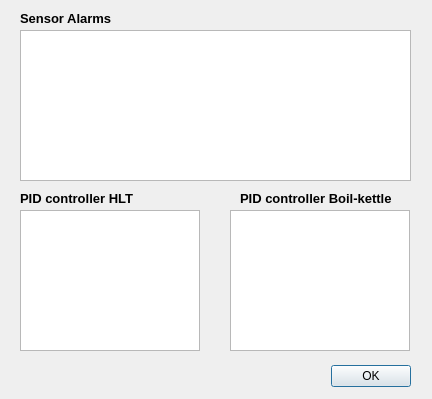
Old version of the form dialogviewstatusalarms.ui in the repository Emile666/Ebrew_Qt.
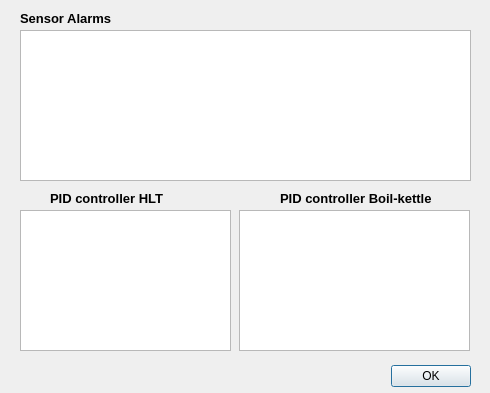
New version of the form.

Patch:
```diff
--- a/dialogviewstatusalarms.ui
+++ b/dialogviewstatusalarms.ui
@@ -6,8 +6,8 @@
    <rect>
     <x>0</x>
     <y>0</y>
-    <width>432</width>
-    <height>399</height>
+    <width>490</width>
+    <height>393</height>
    </rect>
   </property>
   <property name="windowTitle">
@@ -16,7 +16,7 @@
   <widget class="QDialogButtonBox" name="buttonBox">
    <property name="geometry">
     <rect>
-     <x>290</x>
+     <x>350</x>
      <y>360</y>
      <width>121</width>
      <height>32</height>
@@ -34,7 +34,7 @@
     <rect>
      <x>20</x>
      <y>30</y>
-     <width>391</width>
+     <width>451</width>
      <height>151</height>
     </rect>
    </property>
@@ -62,7 +62,7 @@
   <widget class="QLabel" name="lblPidHlt">
    <property name="geometry">
     <rect>
-     <x>20</x>
+     <x>50</x>
      <y>190</y>
      <width>131</width>
      <height>16</height>
@@ -84,7 +84,7 @@
     <rect>
      <x>20</x>
      <y>210</y>
-     <width>180</width>
+     <width>211</width>
      <height>141</height>
     </rect>
    </property>
@@ -92,9 +92,9 @@
   <widget class="QTextEdit" name="tePidBk">
    <property name="geometry">
     <rect>
-     <x>230</x>
+     <x>239</x>
      <y>210</y>
-     <width>180</width>
+     <width>231</width>
      <height>141</height>
     </rect>
    </property>
@@ -102,7 +102,7 @@
   <widget class="QLabel" name="lblPidBk">
    <property name="geometry">
     <rect>
-     <x>240</x>
+     <x>280</x>
      <y>190</y>
      <width>171</width>
      <height>16</height>
```
